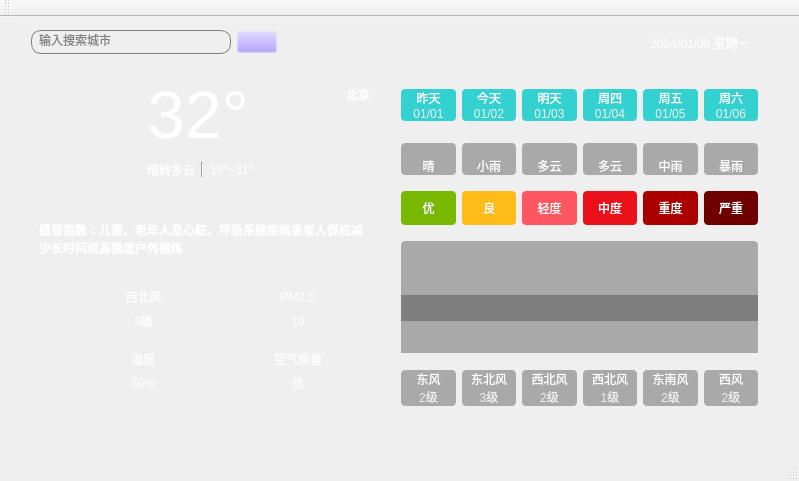
Zmhovo/WeatherTray, file WeatherTray/QMainWindow.ui: the form before one commit.
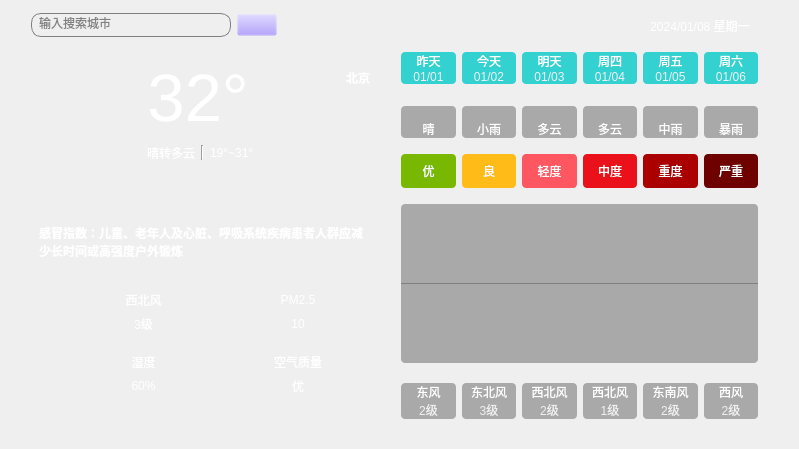
The form after the commit. Icons and pictures are not drawn.

Commit message: 添加项目文件。

```diff
--- a/WeatherTray/QMainWindow.ui
+++ b/WeatherTray/QMainWindow.ui
@@ -7,7 +7,7 @@
     <x>0</x>
     <y>0</y>
     <width>799</width>
-    <height>481</height>
+    <height>449</height>
    </rect>
   </property>
   <property name="windowTitle">
@@ -41,7 +41,7 @@
        <x>20</x>
        <y>160</y>
        <width>361</width>
-       <height>251</height>
+       <height>271</height>
       </rect>
      </property>
      <layout class="QVBoxLayout" name="verticalLayout_3">
@@ -420,9 +420,9 @@
      <property name="geometry">
       <rect>
        <x>379</x>
-       <y>50</y>
+       <y>30</y>
        <width>401</width>
-       <height>361</height>
+       <height>411</height>
       </rect>
      </property>
      <layout class="QVBoxLayout" name="verticalLayout_4">
@@ -1468,28 +1468,6 @@
     </widget>
    </widget>
   </widget>
-  <widget class="QStatusBar" name="statusBar"/>
-  <widget class="QToolBar" name="toolBar">
-   <property name="windowTitle">
-    <string>toolBar</string>
-   </property>
-   <attribute name="toolBarArea">
-    <enum>TopToolBarArea</enum>
-   </attribute>
-   <attribute name="toolBarBreak">
-    <bool>false</bool>
-   </attribute>
-  </widget>
-  <widget class="QMenuBar" name="menuBar">
-   <property name="geometry">
-    <rect>
-     <x>0</x>
-     <y>0</y>
-     <width>799</width>
-     <height>26</height>
-    </rect>
-   </property>
-  </widget>
  </widget>
  <layoutdefault spacing="6" margin="11"/>
  <resources>
```
The commit also changes 1 other file.
